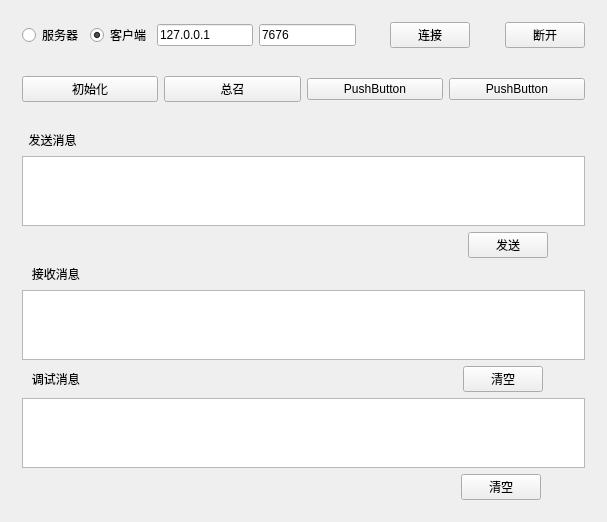
First picture: the form in Test1/widget.ui, repository jsx-web/app, before the edit.
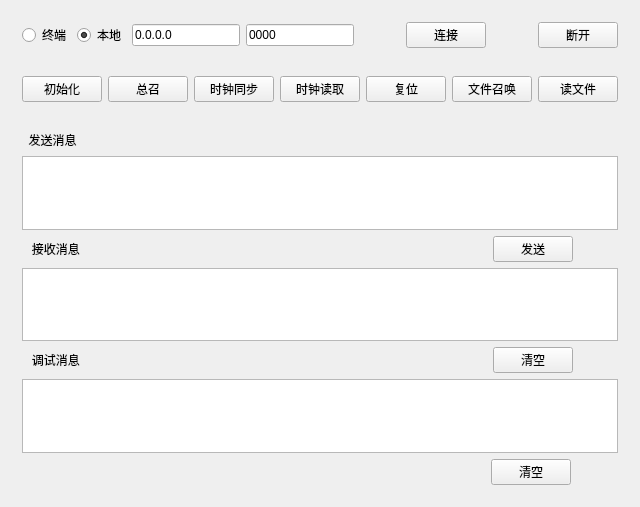
Second picture: the form after the edit.

Patch:
```diff
--- a/Test1/widget.ui
+++ b/Test1/widget.ui
@@ -6,8 +6,8 @@
    <rect>
     <x>0</x>
     <y>0</y>
-    <width>607</width>
-    <height>521</height>
+    <width>597</width>
+    <height>507</height>
    </rect>
   </property>
   <property name="windowTitle">
@@ -24,14 +24,14 @@
           <item>
            <widget class="QRadioButton" name="radioBtn_Server">
             <property name="text">
-             <string>服务器</string>
+             <string>终端</string>
             </property>
            </widget>
           </item>
           <item>
            <widget class="QRadioButton" name="radioBtn_Client">
             <property name="text">
-             <string>客户端</string>
+             <string>本地</string>
             </property>
             <property name="checked">
              <bool>true</bool>
@@ -45,14 +45,14 @@
           <item>
            <widget class="QLineEdit" name="Edit_IP">
             <property name="text">
-             <string>127.0.0.1</string>
+             <string>0.0.0.0</string>
             </property>
            </widget>
           </item>
           <item>
            <widget class="QLineEdit" name="Edit_Port">
             <property name="text">
-             <string>7676</string>
+             <string>0000</string>
             </property>
            </widget>
           </item>
@@ -123,14 +123,35 @@
       <item>
        <widget class="QPushButton" name="pushButton_3">
         <property name="text">
-         <string>PushButton</string>
+         <string>时钟同步</string>
         </property>
        </widget>
       </item>
       <item>
        <widget class="QPushButton" name="pushButton_2">
         <property name="text">
-         <string>PushButton</string>
+         <string>时钟读取</string>
+        </property>
+       </widget>
+      </item>
+      <item>
+       <widget class="QPushButton" name="Btn_Reset">
+        <property name="text">
+         <string>复位</string>
+        </property>
+       </widget>
+      </item>
+      <item>
+       <widget class="QPushButton" name="Btn_DirCall">
+        <property name="text">
+         <string>文件召唤</string>
+        </property>
+       </widget>
+      </item>
+      <item>
+       <widget class="QPushButton" name="Btn_Read">
+        <property name="text">
+         <string>读文件</string>
         </property>
        </widget>
       </item>
@@ -139,7 +160,7 @@
    </item>
    <item>
     <widget class="QWidget" name="widget_3" native="true">
-     <layout class="QVBoxLayout" name="verticalLayout_2">
+     <layout class="QVBoxLayout" name="verticalLayout">
       <item>
        <layout class="QHBoxLayout" name="horizontalLayout_11">
         <item>
@@ -165,191 +186,7 @@
        </layout>
       </item>
       <item>
-       <layout class="QVBoxLayout" name="verticalLayout">
-        <item>
-         <widget class="QTextEdit" name="Edit_send"/>
-        </item>
-        <item>
-         <layout class="QHBoxLayout" name="horizontalLayout_3">
-          <item>
-           <spacer name="horizontalSpacer_6">
-            <property name="orientation">
-             <enum>Qt::Horizontal</enum>
-            </property>
-            <property name="sizeHint" stdset="0">
-             <size>
-              <width>40</width>
-              <height>20</height>
-             </size>
-            </property>
-           </spacer>
-          </item>
-          <item>
-           <spacer name="horizontalSpacer_9">
-            <property name="orientation">
-             <enum>Qt::Horizontal</enum>
-            </property>
-            <property name="sizeHint" stdset="0">
-             <size>
-              <width>40</width>
-              <height>20</height>
-             </size>
-            </property>
-           </spacer>
-          </item>
-          <item>
-           <spacer name="horizontalSpacer_11">
-            <property name="orientation">
-             <enum>Qt::Horizontal</enum>
-            </property>
-            <property name="sizeHint" stdset="0">
-             <size>
-              <width>40</width>
-              <height>20</height>
-             </size>
-            </property>
-           </spacer>
-          </item>
-          <item>
-           <spacer name="horizontalSpacer_10">
-            <property name="orientation">
-             <enum>Qt::Horizontal</enum>
-            </property>
-            <property name="sizeHint" stdset="0">
-             <size>
-              <width>40</width>
-              <height>20</height>
-             </size>
-            </property>
-           </spacer>
-          </item>
-          <item>
-           <spacer name="horizontalSpacer_13">
-            <property name="orientation">
-             <enum>Qt::Horizontal</enum>
-            </property>
-            <property name="sizeHint" stdset="0">
-             <size>
-              <width>40</width>
-              <height>20</height>
-             </size>
-            </property>
-           </spacer>
-          </item>
-          <item>
-           <spacer name="horizontalSpacer_12">
-            <property name="orientation">
-             <enum>Qt::Horizontal</enum>
-            </property>
-            <property name="sizeHint" stdset="0">
-             <size>
-              <width>40</width>
-              <height>20</height>
-             </size>
-            </property>
-           </spacer>
-          </item>
-          <item>
-           <spacer name="horizontalSpacer_8">
-            <property name="orientation">
-             <enum>Qt::Horizontal</enum>
-            </property>
-            <property name="sizeHint" stdset="0">
-             <size>
-              <width>40</width>
-              <height>20</height>
-             </size>
-            </property>
-           </spacer>
-          </item>
-          <item>
-           <spacer name="horizontalSpacer_7">
-            <property name="orientation">
-             <enum>Qt::Horizontal</enum>
-            </property>
-            <property name="sizeHint" stdset="0">
-             <size>
-              <width>40</width>
-              <height>20</height>
-             </size>
-            </property>
-           </spacer>
-          </item>
-          <item>
-           <spacer name="horizontalSpacer_5">
-            <property name="orientation">
-             <enum>Qt::Horizontal</enum>
-            </property>
-            <property name="sizeHint" stdset="0">
-             <size>
-              <width>40</width>
-              <height>20</height>
-             </size>
-            </property>
-           </spacer>
-          </item>
-          <item>
-           <spacer name="horizontalSpacer_4">
-            <property name="orientation">
-             <enum>Qt::Horizontal</enum>
-            </property>
-            <property name="sizeHint" stdset="0">
-             <size>
-              <width>40</width>
-              <height>20</height>
-             </size>
-            </property>
-           </spacer>
-          </item>
-          <item>
-           <spacer name="horizontalSpacer_3">
-            <property name="orientation">
-             <enum>Qt::Horizontal</enum>
-            </property>
-            <property name="sizeHint" stdset="0">
-             <size>
-              <width>40</width>
-              <height>20</height>
-             </size>
-            </property>
-           </spacer>
-          </item>
-          <item>
-           <spacer name="horizontalSpacer">
-            <property name="orientation">
-             <enum>Qt::Horizontal</enum>
-            </property>
-            <property name="sizeHint" stdset="0">
-             <size>
-              <width>40</width>
-              <height>20</height>
-             </size>
-            </property>
-           </spacer>
-          </item>
-          <item>
-           <widget class="QPushButton" name="Btn_send">
-            <property name="text">
-             <string>发送</string>
-            </property>
-           </widget>
-          </item>
-          <item>
-           <spacer name="horizontalSpacer_2">
-            <property name="orientation">
-             <enum>Qt::Horizontal</enum>
-            </property>
-            <property name="sizeHint" stdset="0">
-             <size>
-              <width>40</width>
-              <height>20</height>
-             </size>
-            </property>
-           </spacer>
-          </item>
-         </layout>
-        </item>
-       </layout>
+       <widget class="QTextEdit" name="Edit_send"/>
       </item>
       <item>
        <layout class="QHBoxLayout" name="horizontalLayout_7">
@@ -373,6 +210,130 @@
           </property>
          </spacer>
         </item>
+        <item>
+         <spacer name="horizontalSpacer_35">
+          <property name="orientation">
+           <enum>Qt::Horizontal</enum>
+          </property>
+          <property name="sizeHint" stdset="0">
+           <size>
+            <width>40</width>
+            <height>20</height>
+           </size>
+          </property>
+         </spacer>
+        </item>
+        <item>
+         <spacer name="horizontalSpacer_34">
+          <property name="orientation">
+           <enum>Qt::Horizontal</enum>
+          </property>
+          <property name="sizeHint" stdset="0">
+           <size>
+            <width>40</width>
+            <height>20</height>
+           </size>
+          </property>
+         </spacer>
+        </item>
+        <item>
+         <spacer name="horizontalSpacer_29">
+          <property name="orientation">
+           <enum>Qt::Horizontal</enum>
+          </property>
+          <property name="sizeHint" stdset="0">
+           <size>
+            <width>40</width>
+            <height>20</height>
+           </size>
+          </property>
+         </spacer>
+        </item>
+        <item>
+         <spacer name="horizontalSpacer_33">
+          <property name="orientation">
+           <enum>Qt::Horizontal</enum>
+          </property>
+          <property name="sizeHint" stdset="0">
+           <size>
+            <width>40</width>
+            <height>20</height>
+           </size>
+          </property>
+         </spacer>
+        </item>
+        <item>
+         <spacer name="horizontalSpacer_30">
+          <property name="orientation">
+           <enum>Qt::Horizontal</enum>
+          </property>
+          <property name="sizeHint" stdset="0">
+           <size>
+            <width>40</width>
+            <height>20</height>
+           </size>
+          </property>
+         </spacer>
+        </item>
+        <item>
+         <spacer name="horizontalSpacer_28">
+          <property name="orientation">
+           <enum>Qt::Horizontal</enum>
+          </property>
+          <property name="sizeHint" stdset="0">
+           <size>
+            <width>40</width>
+            <height>20</height>
+           </size>
+          </property>
+         </spacer>
+        </item>
+        <item>
+         <spacer name="horizontalSpacer_31">
+          <property name="orientation">
+           <enum>Qt::Horizontal</enum>
+          </property>
+          <property name="sizeHint" stdset="0">
+           <size>
+            <width>40</width>
+            <height>20</height>
+           </size>
+          </property>
+         </spacer>
+        </item>
+        <item>
+         <spacer name="horizontalSpacer_36">
+          <property name="orientation">
+           <enum>Qt::Horizontal</enum>
+          </property>
+          <property name="sizeHint" stdset="0">
+           <size>
+            <width>40</width>
+            <height>20</height>
+           </size>
+          </property>
+         </spacer>
+        </item>
+        <item>
+         <widget class="QPushButton" name="Btn_send">
+          <property name="text">
+           <string>发送</string>
+          </property>
+         </widget>
+        </item>
+        <item>
+         <spacer name="horizontalSpacer">
+          <property name="orientation">
+           <enum>Qt::Horizontal</enum>
+          </property>
+          <property name="sizeHint" stdset="0">
+           <size>
+            <width>40</width>
+            <height>20</height>
+           </size>
+          </property>
+         </spacer>
+        </item>
        </layout>
       </item>
       <item>
```
Left out of the diff: 4 changed lines with no effect on the pictures.
